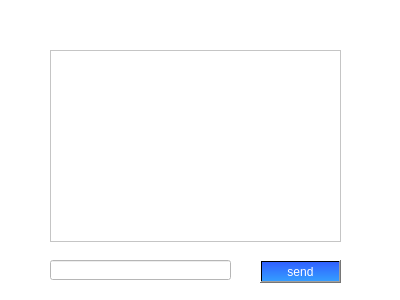
This is chat.ui in ketro96/Hangman as Qt 5 draws it before an edit. The edited form follows.
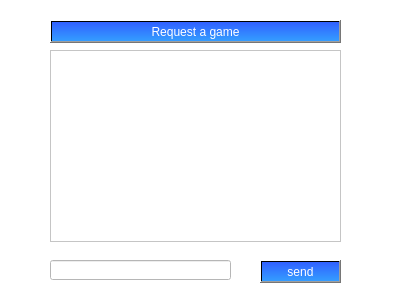
This is the edited form.

```diff
--- a/chat.ui
+++ b/chat.ui
@@ -67,6 +67,24 @@
     <string>send</string>
    </property>
   </widget>
+  <widget class="QPushButton" name="btnRequestGame">
+   <property name="geometry">
+    <rect>
+     <x>50</x>
+     <y>20</y>
+     <width>291</width>
+     <height>23</height>
+    </rect>
+   </property>
+   <property name="styleSheet">
+    <string notr="true">background:qlineargradient(spread:pad, x1:0.483318, y1:0.011, x2:0.483318, y2:1, stop:0 rgba(49, 97, 255, 255), stop:1 rgba(52, 157, 255, 255));
+font: 25 13pt &quot;Segoe UI Light&quot;;
+color: rgb(255, 255, 255)</string>
+   </property>
+   <property name="text">
+    <string>Request a game</string>
+   </property>
+  </widget>
  </widget>
  <resources/>
  <connections/>
```
